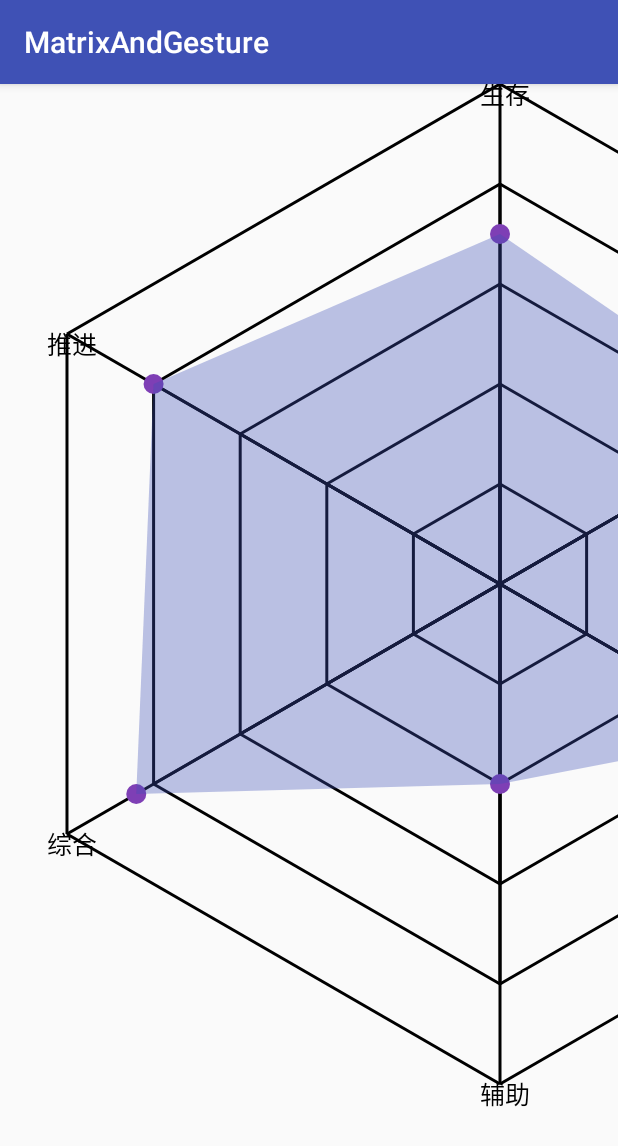
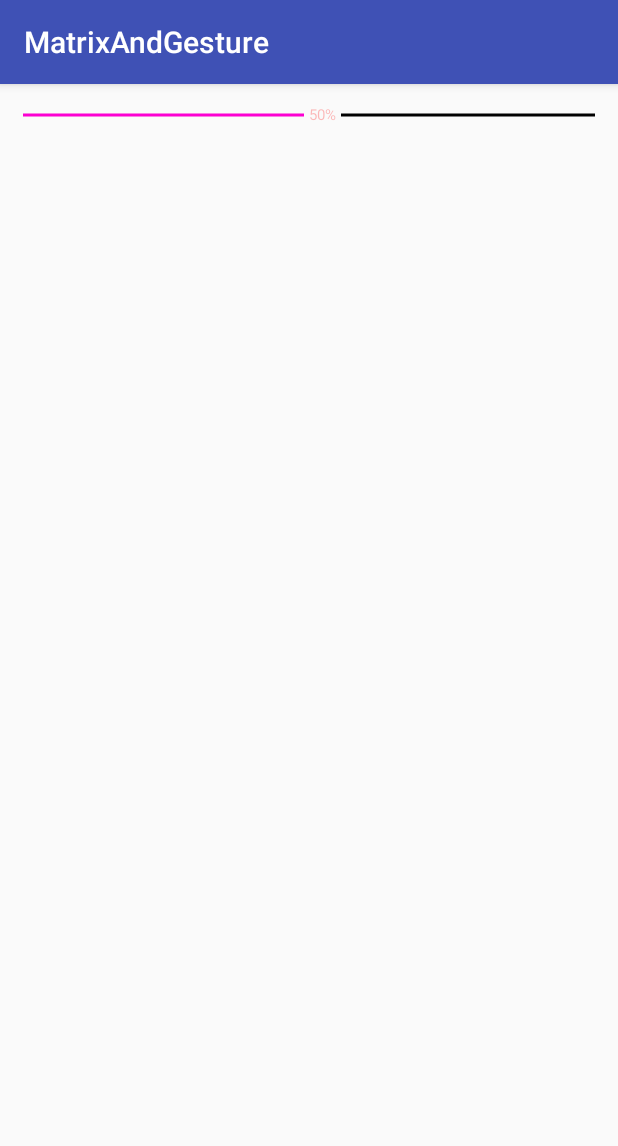
Before and after one commit to diorw/Custom_Controls_learning, an Android app: the screen it shows after launch (MainActivity), on a phone screen of 412 x 824 dp. Shown: the top 1146 px of the screen. Run offline under Robolectric (Android 15) with nearby library versions, the phone set to English and light mode, and no system bars.

Commit message:
自定义进度条条形

```diff
--- /dev/null
+++ b/app/src/main/java/com/example/wda/CustomControlsLearning/HorizontalProgressbarWithProgress.java
@@ -0,0 +1,137 @@
+package com.example.wda.CustomControlsLearning;
+
+import android.content.Context;
+import android.content.res.TypedArray;
+import android.graphics.Canvas;
+import android.graphics.Paint;
+import android.provider.MediaStore;
+import android.util.AttributeSet;
+import android.util.TypedValue;
+import android.widget.ProgressBar;
+
+import com.example.wda.CustomControlsLearning.R;
+
+import java.text.AttributedCharacterIterator;
+
+/**
+ * Created by wda on 2017/7/23.
+ */
+public class HorizontalProgressbarWithProgress  extends ProgressBar{
+    private static final int DEFAULT_TEXT_SIEZ = 10;//sp
+    private static final int DEFAULT_TEXT_COLOR = 0XFFFC00D1;
+    private static final int DEFAULT_COLOR_UNREACH = 0XFFD3D6DA;
+    private static final int DEFAULT_HEIGHT_UNREACH = 2;//dp
+    private static final int DEFAULT_COLOR_REACH = DEFAULT_TEXT_COLOR;
+    private static final int DEFAULT_HEIGHT_REACH = 2;//dp
+    private static final int DEFAULT_TEXT_OFFSET = 10;//dp
+
+
+    private int mTextSize = sp2px(DEFAULT_TEXT_SIEZ);
+    private int mTextColor = DEFAULT_TEXT_COLOR;
+    private int mUnReachColor = DEFAULT_COLOR_UNREACH;
+    private int mReachColor = DEFAULT_COLOR_REACH;
+    private int mUnReachHeight = dp2px(DEFAULT_HEIGHT_UNREACH);
+    private int mReachHeight = dp2px(DEFAULT_HEIGHT_REACH);
+    private int mTextOffset = DEFAULT_TEXT_OFFSET;
+
+    private Paint mPaint = new Paint();
+    private int mRealWidth;
+    public HorizontalProgressbarWithProgress(Context context) {
+        super(context,null);
+    }
+
+    public HorizontalProgressbarWithProgress(Context context, AttributeSet attrs) {
+        this(context, attrs,0);
+    }
+
+    public HorizontalProgressbarWithProgress(Context context, AttributeSet attrs, int defStyleAttr) {
+        super(context, attrs, defStyleAttr);
+        obtainStyledAttrs(attrs);
+    }
+
+    private int dp2px(int dpval){
+        return (int)TypedValue.applyDimension(TypedValue.COMPLEX_UNIT_DIP,dpval,
+                getResources().getDisplayMetrics());
+
+    }
+    private int sp2px(int spval){
+        return (int)TypedValue.applyDimension(TypedValue.COMPLEX_UNIT_SP,spval,
+                getResources().getDisplayMetrics());
+    }
+    private void obtainStyledAttrs(AttributeSet attrs){
+        TypedArray ta = getContext().obtainStyledAttributes(attrs, R.styleable.HorizontalProgressbarWithProgress);
+        mTextSize = (int)ta.getDimensionPixelSize(R.styleable.HorizontalProgressbarWithProgress_progress_text_size,mTextSize);
+        mTextColor = ta.getColor(R.styleable.HorizontalProgressbarWithProgress_progress_text_color,mTextColor);
+        mTextOffset = (int)ta.getDimension(R.styleable.HorizontalProgressbarWithProgress_progress_text_offset,mTextOffset);
+        mUnReachColor = ta.getColor(R.styleable.HorizontalProgressbarWithProgress_progress_unreach_color,mUnReachColor);
+        mUnReachHeight = (int)ta.getDimension(R.styleable.HorizontalProgressbarWithProgress_progress_unreach_height,mReachHeight);
+        mReachColor = ta.getColor(R.styleable.HorizontalProgressbarWithProgress_progress_reach_color,mReachColor);
+        mReachHeight = (int)ta.getDimension(R.styleable.HorizontalProgressbarWithProgress_progress_reach_height,mReachHeight);
+        ta.recycle();
+        mPaint.setTextSize(mTextSize);
+    }
+
+    @Override
+    protected synchronized void onMeasure(int widthMeasureSpec, int heightMeasureSpec) {
+        //int widthMode = MeasureSpec.getMode(widthMeasureSpec);
+        int widthval = MeasureSpec.getSize(widthMeasureSpec);
+
+        int height = measureHeight(heightMeasureSpec);
+        setMeasuredDimension(widthval,height);
+        mRealWidth = getMeasuredWidth()-getPaddingLeft()-getPaddingRight();
+
+    }
+
+    @Override
+    protected synchronized void onDraw(Canvas canvas) {
+        canvas.save();
+        canvas.translate(getPaddingLeft(),getHeight()/2);
+
+        boolean noNeedUnReach = false;
+        String text = getProgress()+"%";
+        int textWidth = (int)mPaint.measureText(text);
+        float radio = getProgress()*1.0f/getMax();
+        float progressX = radio*mRealWidth;
+        if(progressX+textWidth>mRealWidth){
+            progressX = mRealWidth-textWidth;
+            noNeedUnReach=true;
+        }
+        float endX = progressX-mTextOffset/2;
+        if(endX>0){
+            mPaint.setColor(mReachColor);
+            mPaint.setStrokeWidth(mReachHeight);
+            canvas.drawLine(0,0,endX,0,mPaint);
+
+        }
+        mPaint.setColor(mTextColor);
+        int y =(int)-(mPaint.descent()+mPaint.ascent())/2;
+        canvas.drawText(text,progressX,y,mPaint);
+
+        if(!noNeedUnReach){
+            float start = progressX+mTextOffset/2+textWidth;
+            mPaint.setColor(mUnReachColor);
+            mPaint.setStrokeWidth(mUnReachHeight);
+            canvas.drawLine(start,0,mRealWidth,0,mPaint);
+        }
+
+        canvas.restore();
+    }
+
+    private int measureHeight(int heightMeasureSpec){
+        int result = 0;
+        int heightMode  = MeasureSpec.getMode(heightMeasureSpec);
+        int size = MeasureSpec.getSize(heightMeasureSpec);
+        if(heightMode== MeasureSpec.EXACTLY){
+            result = size;
+        }
+        else{
+            int textHeight = (int)(mPaint.descent()-mPaint.ascent());
+            result = getPaddingBottom()+getPaddingTop()+Math.max(Math.max(mReachHeight,mUnReachHeight),Math.abs(textHeight));
+            if(heightMode == MeasureSpec.AT_MOST){
+                result = Math.min(result,size);
+            }
+
+        }
+        return result;
+    }
+}
--- a/app/src/main/java/com/example/wda/CustomControlsLearning/Radoview.java
+++ b/app/src/main/java/com/example/wda/CustomControlsLearning/Radoview.java
@@ -131,7 +131,9 @@ public class Radoview extends View {
             lastX = x;
             lastY = y;
             if(radius==maxradius){
-                canvas.drawText(keys[i],(float)(lastX-20),(float)lastY+20,painttext);
+                float textsize = painttext.measureText(keys[i]);
+
+                canvas.drawText(keys[i],(float)(lastX-25),(float)lastY+25,painttext);
             }
 
         }
--- a/app/src/main/res/layout/activity_main.xml
+++ b/app/src/main/res/layout/activity_main.xml
@@ -1,12 +1,24 @@
 <?xml version="1.0" encoding="utf-8"?>
-<RelativeLayout xmlns:android="http://schemas.android.com/apk/res/android"
+<ScrollView xmlns:android="http://schemas.android.com/apk/res/android"
     xmlns:tools="http://schemas.android.com/tools"
+    xmlns:hyman="http://schemas.android.com/apk/res-auto"
+
+
     android:layout_width="match_parent"
     android:layout_height="match_parent"
+    >
+    <LinearLayout
+        android:layout_width="match_parent"
+        android:layout_height="wrap_content">
 
-    >
 
-    <com.example.wda.CustomControlsLearning.Radoview
-        android:layout_width="wrap_content"
-        android:layout_height="wrap_content" />
-</RelativeLayout>
+    <com.example.wda.CustomControlsLearning.HorizontalProgressbarWithProgress
+        android:layout_width="match_parent"
+        android:layout_height="wrap_content"
+        android:padding="15dp"
+        android:progress="50"
+        hyman:progress_text_color="#44ff0000"
+        hyman:progress_unreach_color="#ff000000"
+        />
+    </LinearLayout>
+</ScrollView>
--- /dev/null
+++ b/app/src/main/res/values/attrs.xml
@@ -0,0 +1,23 @@
+<?xml version="1.0" encoding="utf-8"?>
+<resources>
+    <attr name = "progress_unreach_color" format="color"></attr>
+    <attr name = "progress_unreach_height" format="dimension"></attr>
+    <attr name = "progress_reach_color" format="color"></attr>
+    <attr name = "progress_reach_height" format="dimension"></attr>
+    <attr name = "progress_text_color" format="color"></attr>
+    <attr name = "progress_text_size" format="dimension"></attr>
+    <attr name = "progress_text_offset" format="dimension"></attr>
+
+    <declare-styleable name="HorizontalProgressbarWithProgress">
+        <attr name = "progress_unreach_color" ></attr>
+        <attr name = "progress_unreach_height"></attr>
+        <attr name = "progress_reach_color"></attr>
+        <attr name = "progress_reach_height"></attr>
+        <attr name = "progress_text_color"></attr>
+        <attr name = "progress_text_size"></attr>
+        <attr name = "progress_text_offset"></attr>
+    </declare-styleable>
+
+
+
+</resources>
```
